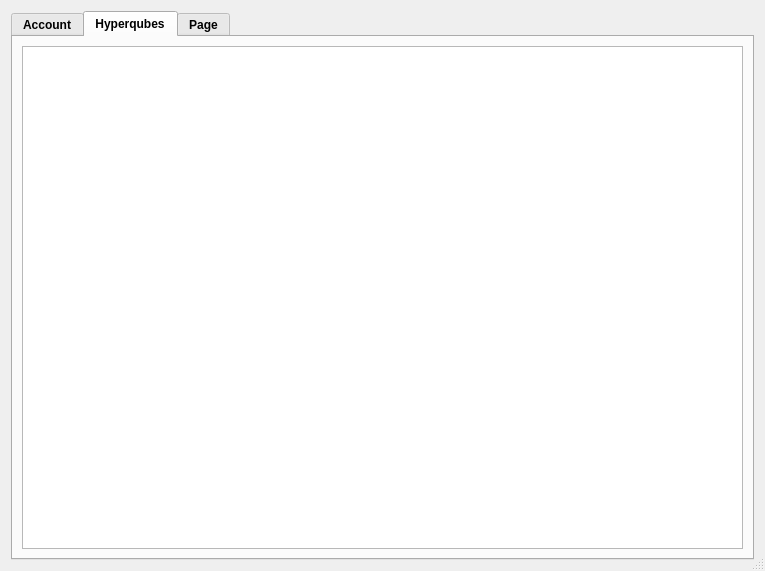
The window that terraqube_cloud_dialog_base.ui (terraqube/terraqube_cloud) describes before a commit, drawn with Qt 5.
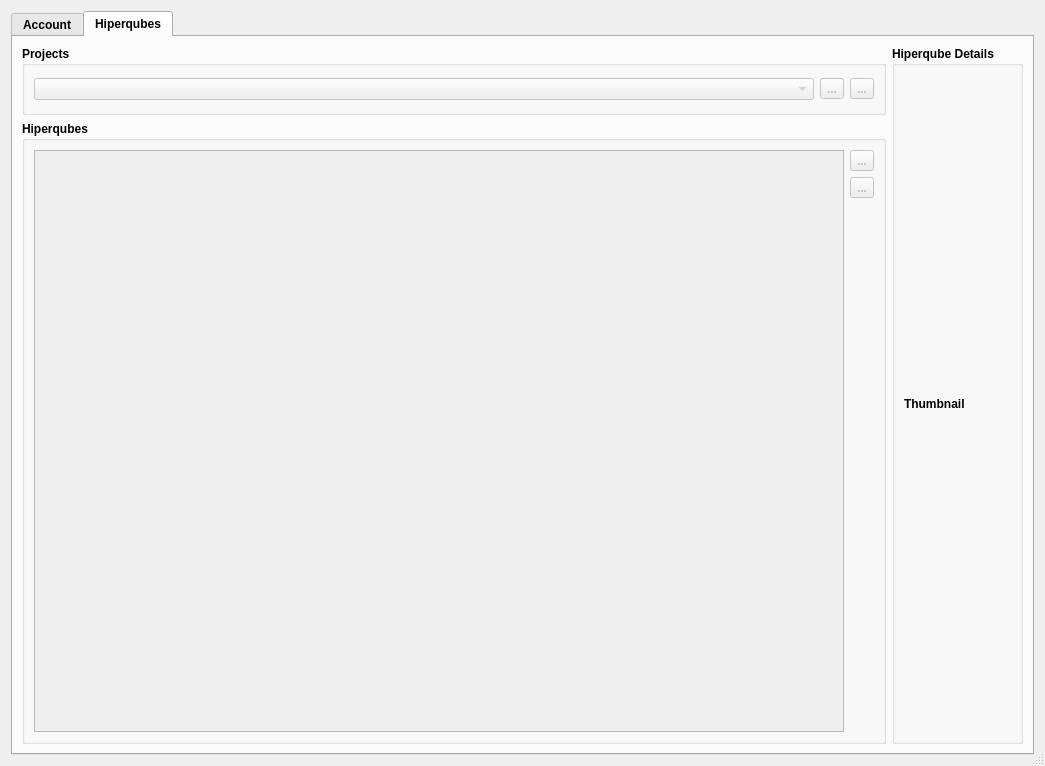
The same window after the commit. The open tabs and pages were chosen to show the change. Icons and pictures are not drawn.

Commit message: Fully implemented uploads.

```diff
--- a/terraqube_cloud_dialog_base.ui
+++ b/terraqube_cloud_dialog_base.ui
@@ -6,8 +6,8 @@
    <rect>
     <x>0</x>
     <y>0</y>
-    <width>765</width>
-    <height>571</height>
+    <width>1045</width>
+    <height>766</height>
    </rect>
   </property>
   <property name="windowTitle">
@@ -224,76 +224,162 @@
        </widget>
        <widget class="QWidget" name="hyperqubes">
         <attribute name="title">
-         <string>Hyperqubes</string>
+         <string>Hiperqubes</string>
         </attribute>
         <layout class="QGridLayout" name="gridLayout_3">
-         <item row="0" column="0">
-          <widget class="QTableWidget" name="hyperqubeTable">
-           <property name="editTriggers">
-            <set>QAbstractItemView::NoEditTriggers</set>
+         <item row="0" column="1">
+          <widget class="QGroupBox" name="hiperqubeDetailsGroupBox">
+           <property name="title">
+            <string>Hiperqube Details</string>
            </property>
-           <property name="selectionMode">
-            <enum>QAbstractItemView::ExtendedSelection</enum>
-           </property>
-           <property name="selectionBehavior">
-            <enum>QAbstractItemView::SelectRows</enum>
-           </property>
-           <attribute name="horizontalHeaderStretchLastSection">
-            <bool>true</bool>
-           </attribute>
-          </widget>
-         </item>
-        </layout>
-       </widget>
-       <widget class="QWidget" name="tab">
-        <attribute name="title">
-         <string>Page</string>
-        </attribute>
-        <widget class="QWidget" name="horizontalLayoutWidget">
-         <property name="geometry">
-          <rect>
-           <x>9</x>
-           <y>9</y>
-           <width>561</width>
-           <height>311</height>
-          </rect>
-         </property>
-         <layout class="QHBoxLayout" name="horizontalLayout">
-          <item>
-           <layout class="QVBoxLayout" name="verticalLayout" stretch="0">
+           <layout class="QVBoxLayout" name="verticalLayout">
             <item>
-             <widget class="QLabel" name="label_2">
-              <property name="sizePolicy">
-               <sizepolicy hsizetype="Preferred" vsizetype="Preferred">
-                <horstretch>0</horstretch>
-                <verstretch>0</verstretch>
-               </sizepolicy>
-              </property>
+             <widget class="QLabel" name="label">
               <property name="text">
-               <string>TextLabel</string>
+               <string>Thumbnail</string>
               </property>
              </widget>
             </item>
            </layout>
-          </item>
-          <item>
-           <layout class="QVBoxLayout" name="verticalLayout_2"/>
-          </item>
-         </layout>
-        </widget>
-        <widget class="QLabel" name="label">
-         <property name="geometry">
-          <rect>
-           <x>10</x>
-           <y>240</y>
-           <width>35</width>
-           <height>10</height>
-          </rect>
-         </property>
-         <property name="text">
-          <string>TextLabel</string>
-         </property>
-        </widget>
+          </widget>
+         </item>
+         <item row="0" column="0">
+          <layout class="QVBoxLayout" name="verticalLayout_4" stretch="1,9">
+           <item>
+            <widget class="QGroupBox" name="projectGroupBox">
+             <property name="title">
+              <string>Projects</string>
+             </property>
+             <layout class="QHBoxLayout" name="horizontalLayout_3">
+              <item>
+               <widget class="QComboBox" name="projectsComboBox">
+                <property name="enabled">
+                 <bool>false</bool>
+                </property>
+                <property name="minimumSize">
+                 <size>
+                  <width>300</width>
+                  <height>0</height>
+                 </size>
+                </property>
+               </widget>
+              </item>
+              <item>
+               <widget class="QToolButton" name="addProjectButton">
+                <property name="enabled">
+                 <bool>false</bool>
+                </property>
+                <property name="text">
+                 <string>...</string>
+                </property>
+                <property name="icon">
+                 <iconset>
+                  <normaloff>:/plugins/terraqube_cloud/resources/folder-plus.svg</normaloff>:/plugins/terraqube_cloud/resources/folder-plus.svg</iconset>
+                </property>
+                <property name="toolButtonStyle">
+                 <enum>Qt::ToolButtonIconOnly</enum>
+                </property>
+               </widget>
+              </item>
+              <item>
+               <widget class="QToolButton" name="deleteProjectButton">
+                <property name="enabled">
+                 <bool>false</bool>
+                </property>
+                <property name="text">
+                 <string>...</string>
+                </property>
+                <property name="icon">
+                 <iconset>
+                  <normaloff>:/plugins/terraqube_cloud/resources/trash-alt.svg</normaloff>:/plugins/terraqube_cloud/resources/trash-alt.svg</iconset>
+                </property>
+               </widget>
+              </item>
+             </layout>
+            </widget>
+           </item>
+           <item>
+            <widget class="QGroupBox" name="hiperqubesGroupBox">
+             <property name="title">
+              <string>Hiperqubes</string>
+             </property>
+             <layout class="QHBoxLayout" name="horizontalLayout_4">
+              <item>
+               <widget class="QTableWidget" name="hiperqubeTable">
+                <property name="enabled">
+                 <bool>false</bool>
+                </property>
+                <property name="minimumSize">
+                 <size>
+                  <width>600</width>
+                  <height>400</height>
+                 </size>
+                </property>
+                <property name="editTriggers">
+                 <set>QAbstractItemView::NoEditTriggers</set>
+                </property>
+                <property name="selectionMode">
+                 <enum>QAbstractItemView::ExtendedSelection</enum>
+                </property>
+                <property name="selectionBehavior">
+                 <enum>QAbstractItemView::SelectRows</enum>
+                </property>
+                <attribute name="horizontalHeaderStretchLastSection">
+                 <bool>true</bool>
+                </attribute>
+               </widget>
+              </item>
+              <item>
+               <layout class="QVBoxLayout" name="verticalLayout_5">
+                <item>
+                 <widget class="QToolButton" name="uploadHiperqubeButton">
+                  <property name="enabled">
+                   <bool>false</bool>
+                  </property>
+                  <property name="text">
+                   <string>...</string>
+                  </property>
+                  <property name="icon">
+                   <iconset>
+                    <normaloff>:/plugins/terraqube_cloud/resources/cloud-upload-alt.svg</normaloff>:/plugins/terraqube_cloud/resources/cloud-upload-alt.svg</iconset>
+                  </property>
+                 </widget>
+                </item>
+                <item>
+                 <widget class="QToolButton" name="deleteHiperqubeButton">
+                  <property name="enabled">
+                   <bool>false</bool>
+                  </property>
+                  <property name="text">
+                   <string>...</string>
+                  </property>
+                  <property name="icon">
+                   <iconset>
+                    <normaloff>:/plugins/terraqube_cloud/resources/trash-alt.svg</normaloff>:/plugins/terraqube_cloud/resources/trash-alt.svg</iconset>
+                  </property>
+                 </widget>
+                </item>
+                <item>
+                 <spacer name="verticalSpacer_2">
+                  <property name="orientation">
+                   <enum>Qt::Vertical</enum>
+                  </property>
+                  <property name="sizeHint" stdset="0">
+                   <size>
+                    <width>20</width>
+                    <height>40</height>
+                   </size>
+                  </property>
+                 </spacer>
+                </item>
+               </layout>
+              </item>
+             </layout>
+            </widget>
+           </item>
+          </layout>
+         </item>
+        </layout>
        </widget>
       </widget>
      </item>
```
Left out of the diff: 12 changed lines with no effect on the pictures. The commit also changes 50 other files.
